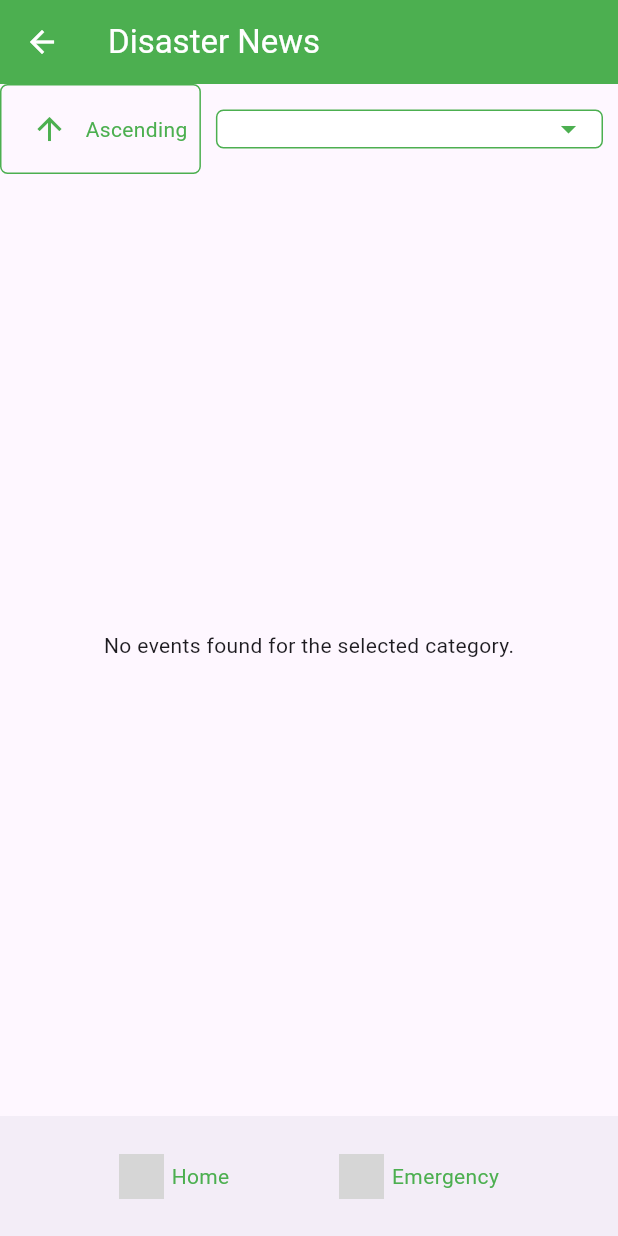
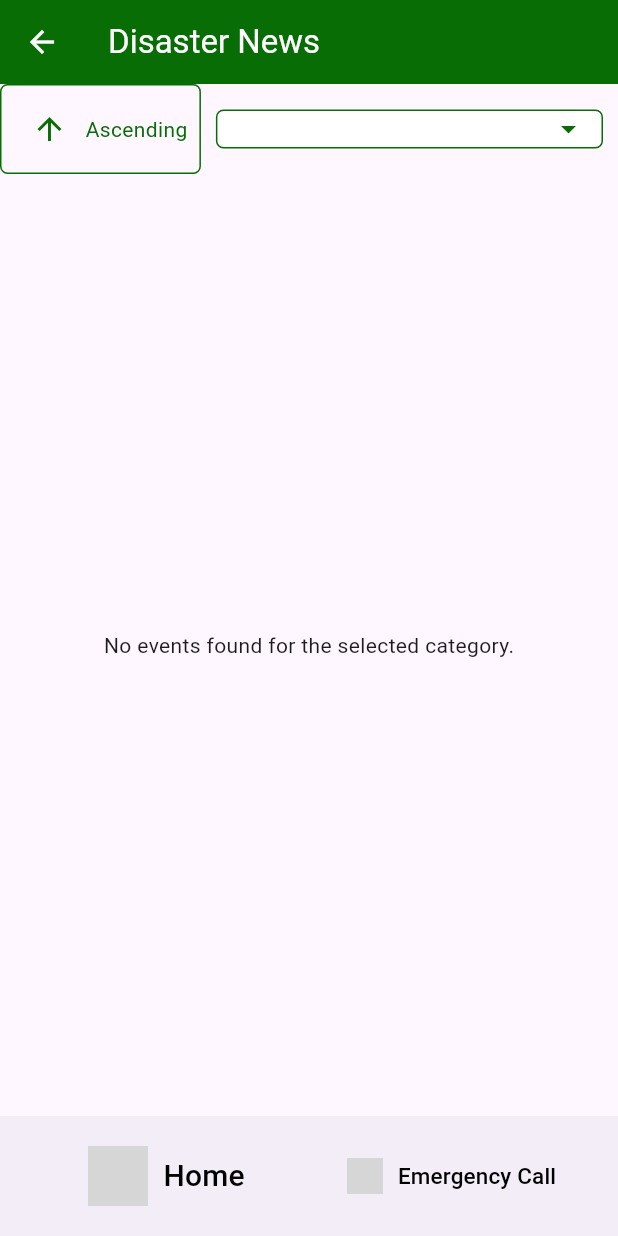
Before and after one commit to PearLyso/Wireless, a Flutter app: the DisasterNewsPage screen opened by its route, on a phone screen of 412 x 824 dp. Run offline on Flutter 3.47's test engine with Material 3 defaults, Android fonts, the light colour scheme and no system bars; our stand-ins replace cloud_firestore, firebase_auth, firebase_core, geolocator, google_maps_flutter, location; accounts and stored records are empty; network calls fail; grey boxes are pictures that could not be loaded.

Commit message:
Update disasterNews.dart

```diff
--- a/FinalConnectedV2/lib/disasterNews.dart
+++ b/FinalConnectedV2/lib/disasterNews.dart
@@ -52,7 +52,7 @@ class DisasterNewsPage extends StatefulWidget {
 }
 
 class _DisasterNewsPageState extends State<DisasterNewsPage> {
-  final Color _primaryColor = Colors.green;
+  final Color _primaryColor = Color.fromARGB(255, 9, 109, 6);
   List<Category> _categories = [];
   int? _selectedCategoryId;
   bool _isLoading = true;
@@ -294,56 +294,62 @@ class _DisasterNewsPageState extends State<DisasterNewsPage> {
             ),
       bottomNavigationBar: BottomAppBar(
         child: Row(
-          mainAxisAlignment: MainAxisAlignment.spaceEvenly,
-          children: [
-            // Home Button with Text
-            GestureDetector(
-              onTap: () {
-                Navigator.push(context,
-                    MaterialPageRoute(builder: (context) => MyHomePage()));
-              },
-              child: Padding(
-                padding: const EdgeInsets.all(10.0),
+          children: <Widget>[
+            Expanded(
+              // Home Button
+              child: TextButton(
+                onPressed: () {
+                  print("Home");
+                  Navigator.push(
+                    context,
+                    MaterialPageRoute(builder: (context) => MyHomePage()),
+                  );
+                },
                 child: Row(
-                  mainAxisSize:
-                      MainAxisSize.min, // Use min to keep the Row tight
+                  mainAxisAlignment: MainAxisAlignment.center,
                   children: [
                     Image.network(
                       'https://cdn-icons-png.flaticon.com/128/619/619153.png',
-                      width: 30,
-                      height: 30,
+                      width: 40,
+                      height: 40,
                     ),
-                    SizedBox(
-                        width:
-                            5), // Provide some spacing between the icon and text
-                    Text('Home', style: TextStyle(color: _primaryColor)),
+                    Padding(
+                      padding: EdgeInsets.fromLTRB(10, 30.0, 0, 30.0),
+                    ),
+                    Text(
+                      "Home",
+                      style: TextStyle(color: Colors.black, fontSize: 20),
+                    ),
                   ],
                 ),
               ),
             ),
-            // Emergency Call Button with Text
-            GestureDetector(
-              onTap: () {
-                Navigator.push(
+            Expanded(
+              // Emergency Call Button
+              child: TextButton(
+                onPressed: () {
+                  print("Emergency Call");
+                  Navigator.push(
                     context,
                     MaterialPageRoute(
-                        builder: (context) => EmergencyCallPage()));
-              },
-              child: Padding(
-                padding: const EdgeInsets.all(10.0),
+                        builder: (context) => EmergencyCallPage()),
+                  );
+                },
                 child: Row(
-                  mainAxisSize:
-                      MainAxisSize.min, // Use min to keep the Row tight
+                  mainAxisAlignment: MainAxisAlignment.center,
                   children: [
                     Image.network(
                       'https://cdn-icons-png.flaticon.com/512/2991/2991174.png',
-                      width: 30,
-                      height: 30,
+                      width: 24,
+                      height: 24,
                     ),
-                    SizedBox(
-                        width:
-                            5), // Provide some spacing between the icon and text
-                    Text('Emergency', style: TextStyle(color: _primaryColor)),
+                    Padding(
+                      padding: EdgeInsets.fromLTRB(10, 30.0, 0, 30.0),
+                    ),
+                    Text(
+                      "Emergency Call",
+                      style: TextStyle(color: Colors.black, fontSize: 15),
+                    ),
                   ],
                 ),
               ),
```
